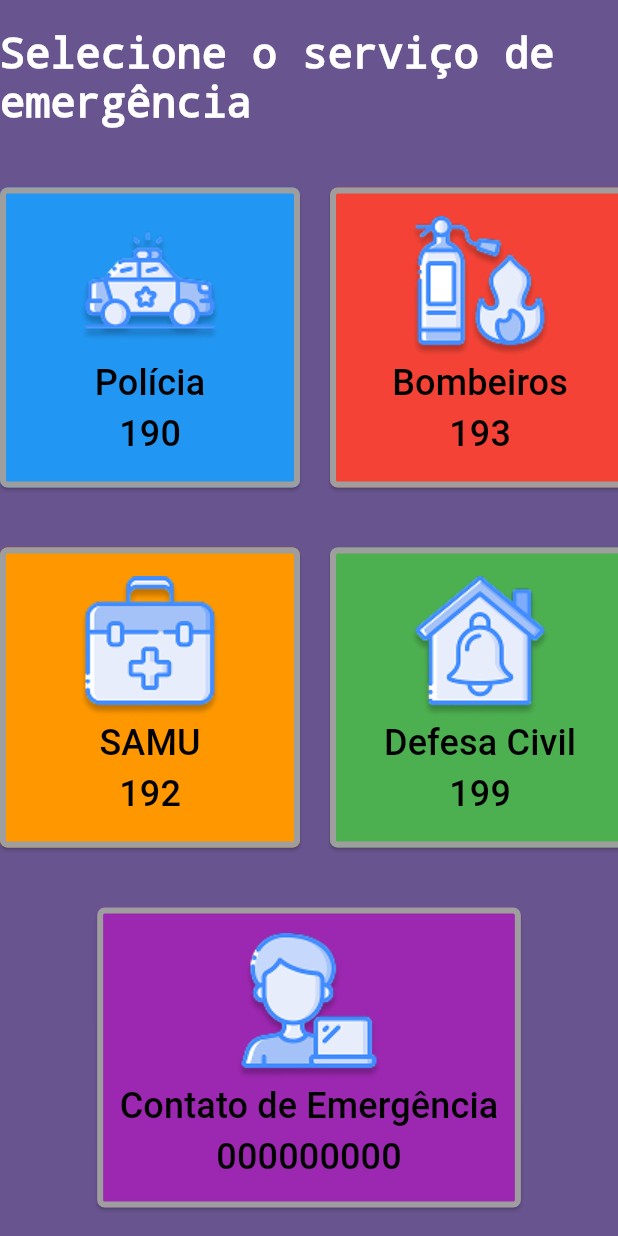
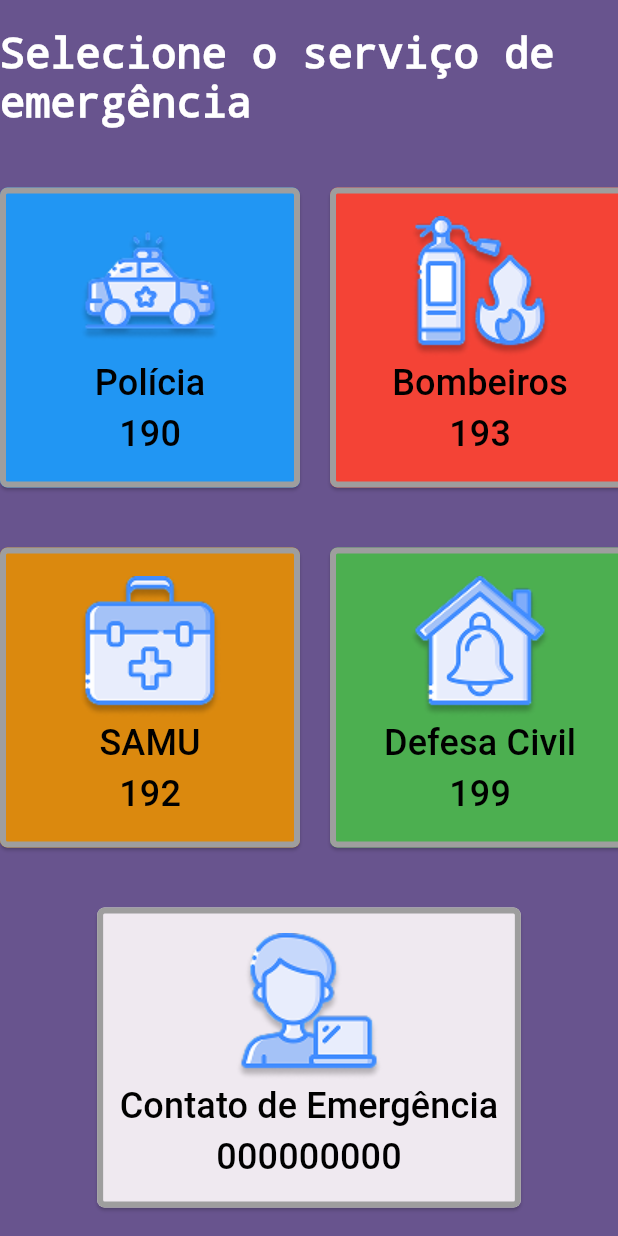
Before and after one commit to CC-SI/disque_emergencia_app, a Flutter app: the screen it shows after launch, after a tap on the "navigate next" icon, on a phone screen of 412 x 824 dp. Run offline on Flutter 3.47's test engine with Material 3 defaults, Android fonts, the phone set to English and light mode, and no system bars.

Commit message:
mudanças automatica do vs code

```diff
--- a/lib/ui/screens/call_screen.dart
+++ b/lib/ui/screens/call_screen.dart
@@ -71,7 +71,7 @@
 			// TODO: Pegar número do contato de emergência
 			phoneNumber: '000000000',
 			icon: Image.asset('lib/assets/images/icones/contato.png'),
-			color: Colors.purple,
+			color: const Color.fromARGB(255, 239, 233, 240),
 		);
 		return CallButton(service: contactService);
 	}
@@ -100,7 +100,7 @@
 				name: 'SAMU',
 				phoneNumber: '192',
 				icon: Image.asset('lib/assets/images/icones/samu.png'),
-				color: Colors.orange,
+				color: const Color.fromARGB(255, 219, 137, 14),
 			),
 
 			// Defesa Civil
```
Also changed, not shown: pubspec.lock, 1 other file.
